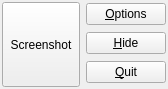
Qt form lightscreenwindow.ui (manjeetdahiya/lightscreen-clone) before a commit.
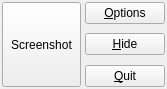
The same form after that commit.

Diff of the .ui file:
```diff
--- a/lightscreenwindow.ui
+++ b/lightscreenwindow.ui
@@ -6,23 +6,21 @@
    <rect>
     <x>0</x>
     <y>0</y>
-    <width>168</width>
+    <width>167</width>
     <height>89</height>
    </rect>
   </property>
   <property name="windowTitle">
    <string>Lightscreen</string>
   </property>
-  <layout class="QVBoxLayout" name="verticalLayout">
+  <layout class="QHBoxLayout" name="lightscreenLayout">
    <property name="spacing">
-    <number>2</number>
+    <number>4</number>
    </property>
    <property name="margin">
     <number>2</number>
    </property>
    <item>
-    <layout class="QHBoxLayout">
-     <item>
       <widget class="QToolButton" name="screenshotPushButton">
        <property name="sizePolicy">
         <sizepolicy hsizetype="Expanding" vsizetype="Expanding">
@@ -39,7 +37,13 @@
       </widget>
      </item>
      <item>
-      <layout class="QVBoxLayout">
+    <layout class="QVBoxLayout" name="buttonLayout">
+     <property name="spacing">
+      <number>0</number>
+     </property>
+     <property name="sizeConstraint">
+      <enum>QLayout::SetMaximumSize</enum>
+     </property>
        <item>
         <widget class="QPushButton" name="optionsPushButton">
          <property name="toolTip">
@@ -56,6 +60,19 @@
          </property>
         </widget>
        </item>
+     <item>
+      <spacer name="optionsHideSpacer">
+       <property name="orientation">
+        <enum>Qt::Vertical</enum>
+       </property>
+       <property name="sizeHint" stdset="0">
+        <size>
+         <width>20</width>
+         <height>40</height>
+        </size>
+       </property>
+      </spacer>
+     </item>
        <item>
         <widget class="QPushButton" name="hidePushButton">
          <property name="toolTip">
@@ -75,6 +92,19 @@
          </property>
         </widget>
        </item>
+     <item>
+      <spacer name="hideQuitSpacer">
+       <property name="orientation">
+        <enum>Qt::Vertical</enum>
+       </property>
+       <property name="sizeHint" stdset="0">
+        <size>
+         <width>20</width>
+         <height>40</height>
+        </size>
+       </property>
+      </spacer>
+     </item>
        <item>
         <widget class="QPushButton" name="quitPushButton">
          <property name="toolTip">
@@ -90,8 +120,6 @@
           <bool>false</bool>
          </property>
         </widget>
-       </item>
-      </layout>
      </item>
     </layout>
    </item>
```
Lines whose indentation alone changed are shown as unchanged.
